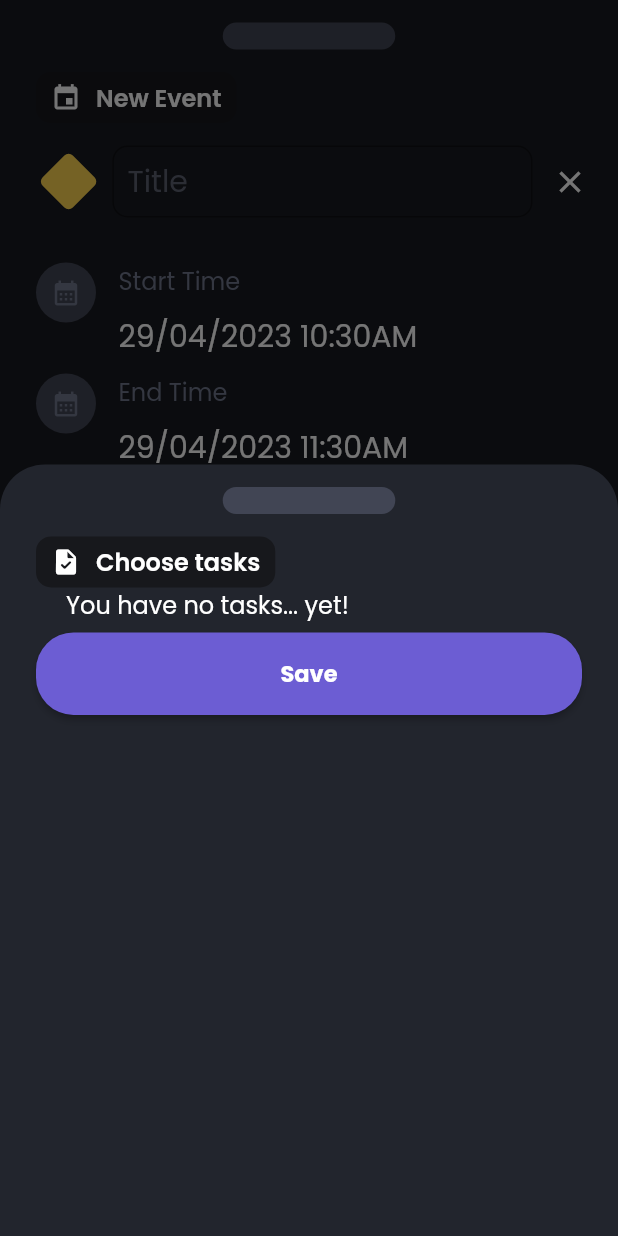
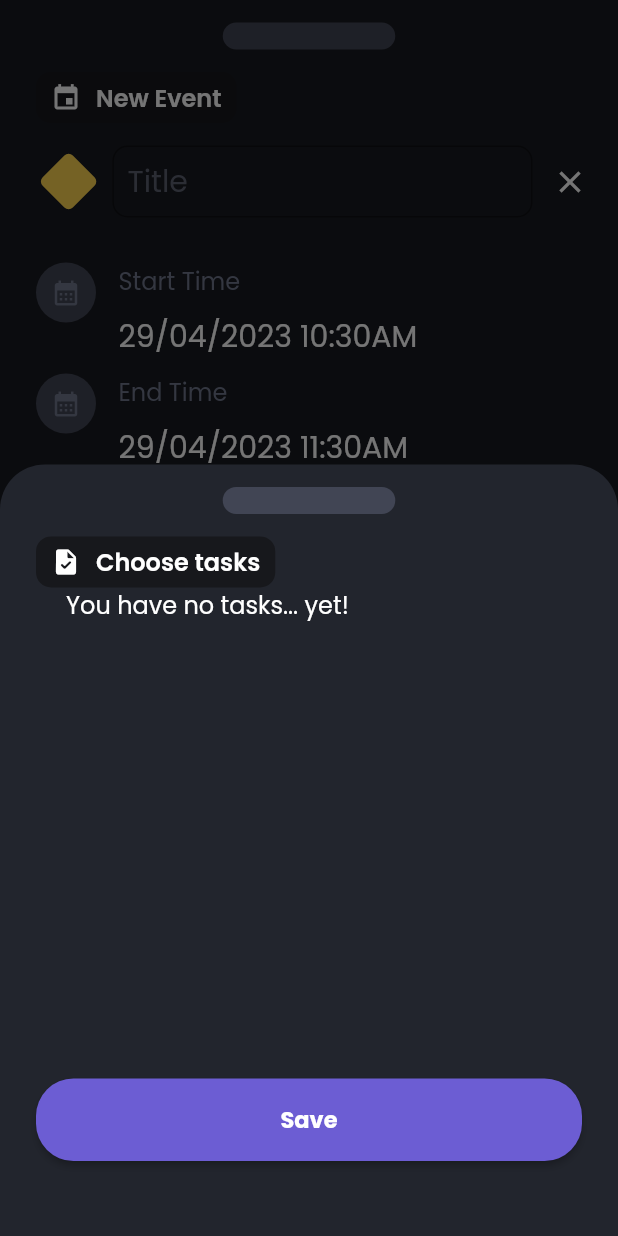
Before and after one commit to DreFlo/lgp-2223-sc1, a Flutter app: the EventForm widget shown alone on an empty page, opened directly with empty values, after a tap on the "playlist add" icon, on a phone screen of 412 x 824 dp. Run offline on Flutter 3.47's test engine with Material 2 defaults, Android fonts, the phone set to English and light mode, and no system bars; our stand-ins replace calendar_view, floor, flutter_svg, get_it, like_button, lottie and 2 more; missing offline and left inert: books_finder, emojis, tmdb_api; accounts and stored records are empty; generated files the repository leaves out were written again.

Commit message:
Remove unnecessary default dates and make button sticky bottom

```diff
--- a/src/lib/pages/events/choose_activity_form.dart
+++ b/src/lib/pages/events/choose_activity_form.dart
@@ -73,7 +73,11 @@ class _ChooseActivityFormState extends State<ChooseActivityForm> {
 
   @override
   Widget build(BuildContext context) {
-    return Modal(
+    return Stack(
+      children: [
+        Padding(
+          padding: const EdgeInsets.only(bottom: 70.0), // Add bottom padding
+          child: Modal(
             scrollController: widget.scrollController,
             title: widget.title,
             icon: widget.icon,
@@ -81,9 +85,22 @@ class _ChooseActivityFormState extends State<ChooseActivityForm> {
               const SizedBox(height: 30),
               ...getActivities(),
               const SizedBox(height: 30),
-          SaveButton(
+            ],
+          ),
+        ),
+        Positioned(
+          left: 0,
+          right: 0,
+          bottom: 0,
+          child: Padding(
+            padding: const EdgeInsets.symmetric(horizontal: 24),
+            child: SaveButton(
               key: const Key('saveActivitiesButton'),
-              onSaveCallback: onSaveCallback)
-        ]);
+              onSaveCallback: onSaveCallback,
+            ),
+          ),
+        ),
+      ],
+    );
   }
 }
--- a/src/lib/pages/events/event_form.dart
+++ b/src/lib/pages/events/event_form.dart
@@ -59,11 +59,8 @@ class _EventFormState extends State<EventForm> {
   String title = '';
   String description = '';
   List<Activity> activities = [];
-  DateTime defaultStartDate = DateTime.now();
-  DateTime defaultEndDate = DateTime.now().add(const Duration(hours: 1));
-
-  DateTime? startDate;
-  DateTime? endDate;
+  DateTime startDate = DateTime.now();
+  DateTime endDate = DateTime.now().add(const Duration(hours: 1));
 
   TextEditingController titleController = TextEditingController();
   TextEditingController descriptionController = TextEditingController();
@@ -131,12 +128,6 @@ class _EventFormState extends State<EventForm> {
         _moduleColor = leisureColor;
         initMediaEventActivities();
       }
-    } else {
-      title = '';
-      description = '';
-      startDate = null;
-      endDate = null;
-      activities = [];
     }
 
     titleController.text = title;
@@ -177,8 +168,8 @@ class _EventFormState extends State<EventForm> {
       id: widget.id,
       title: titleController.text,
       description: descriptionController.text,
-      startDateTime: startDate ?? defaultStartDate,
-      endDateTime: endDate ?? defaultEndDate,
+      startDateTime: startDate,
+      endDateTime: endDate,
       xpMultiplier: 2,
       userId: 1,
     );
@@ -190,17 +181,14 @@ class _EventFormState extends State<EventForm> {
       id: widget.id,
       title: titleController.text,
       description: descriptionController.text,
-      startDateTime: startDate ?? defaultStartDate,
-      endDateTime: endDate ?? defaultEndDate,
+      startDateTime: startDate,
+      endDateTime: endDate,
       xpMultiplier: 2,
       userId: 1,
     );
   }
 
   void onSaveCallback() {
-    startDate ??= defaultStartDate;
-    endDate ??= defaultEndDate;
-
     errors = validateEventForm(
         context, titleController.text, startDate, endDate, activities);
     if (errors.isNotEmpty) {
@@ -323,14 +311,14 @@ class _EventFormState extends State<EventForm> {
                   ]),
                   const SizedBox(height: 30),
                   StartDatePicker(
-                      startDate: startDate ?? defaultStartDate,
-                      endDate: endDate ?? defaultEndDate,
+                      startDate: startDate,
+                      endDate: endDate,
                       setStartDate: setStartDate,
                       errors: errors),
                   const SizedBox(height: 10),
                   EndDatePicker(
-                      endDate: endDate ?? defaultEndDate,
-                      startDate: startDate ?? defaultStartDate,
+                      endDate: endDate,
+                      startDate: startDate,
                       setEndDate: setEndDate,
                       errors: errors),
                   const SizedBox(height: 30),
```
Lines whose indentation alone changed are shown as unchanged.
